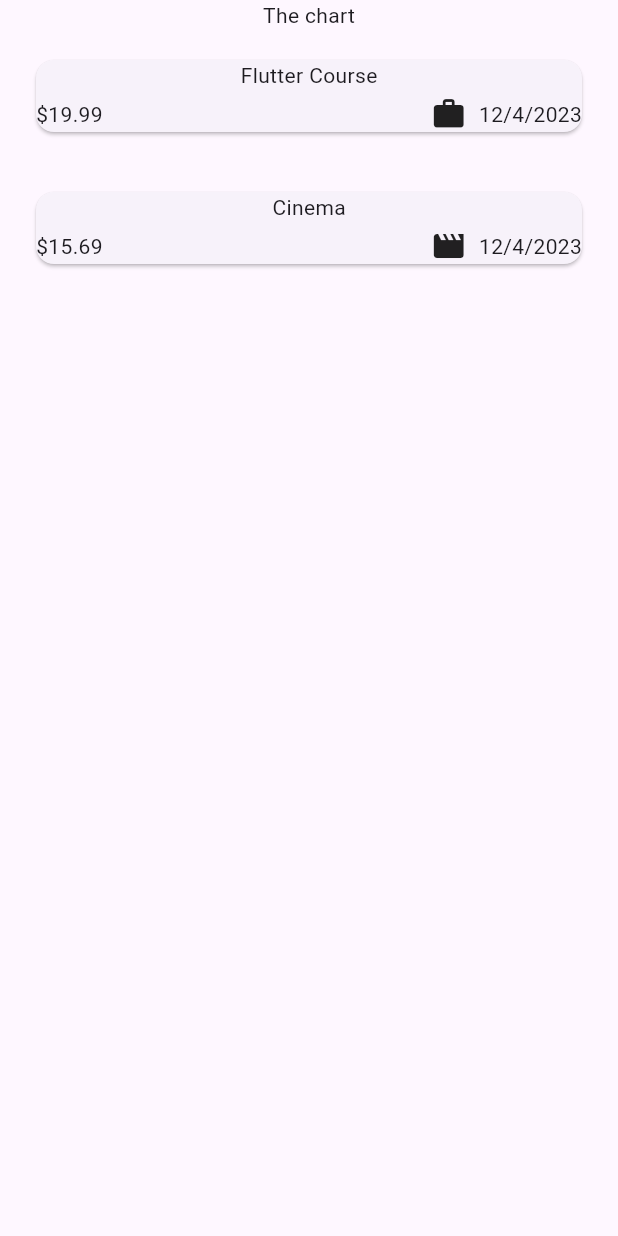
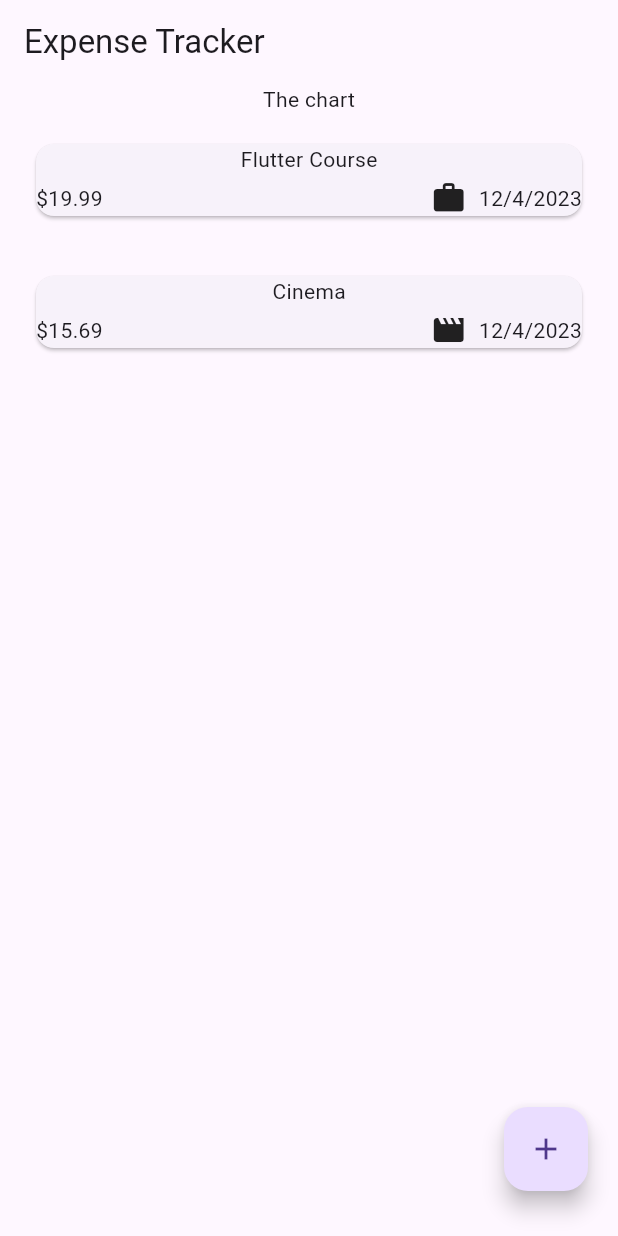
Before and after one commit to TanishqPokharia/ExpenseTracker, a Flutter app: the screen it shows after launch, on a phone screen of 412 x 824 dp. Run offline on Flutter 3.47's test engine with Material 3 defaults, Android fonts, the phone set to English and light mode, and no system bars.

Commit message:
Second Commit

```diff
--- a/lib/main.dart
+++ b/lib/main.dart
@@ -2,7 +2,9 @@ import 'package:expence_tracker/widgets/expenses.dart';
 import 'package:flutter/material.dart';
 
 void main() {
-  runApp(const MaterialApp(
-    home: Expenses(),
+  runApp(MaterialApp(
+    debugShowCheckedModeBanner: false,
+    theme: ThemeData(useMaterial3: true),
+    home: const Expenses(),
   ));
 }
--- a/lib/models/expense.dart
+++ b/lib/models/expense.dart
@@ -28,5 +28,6 @@ class Expense {
   final DateTime date;
   final Category category;
 
-  String get formattedDate => (formatter.format(date));
+  String get formattedDate => (formatter.format(
+      date)); //we defined a variable and assigned a function to determine its value at the same time using get and arrow operator
 }
--- a/lib/widgets/expenses.dart
+++ b/lib/widgets/expenses.dart
@@ -1,3 +1,4 @@
+import 'package:expence_tracker/widgets/new_expense.dart';
 import 'package:expence_tracker/widgets/expenses_list.dart';
 import 'package:expence_tracker/models/expense.dart';
 import 'package:flutter/material.dart';
@@ -24,12 +25,38 @@ class _ExpensesState extends State<Expenses> {
         date: DateTime.now(),
         category: Category.leisure)
   ];
+
+  void _openAddExpenseOverlay() {
+    showModalBottomSheet(
+        context: context,
+        builder: (ctx) =>
+            const NewExpense()); //we need context of modal bottom sheet not the expenses class so to prevent clash we name our context as ctx
+  }
+
   @override
   Widget build(BuildContext context) {
     return Scaffold(
+      appBar: AppBar(
+        title: const Text("Expense Tracker"),
+      ),
       body: Column(children: [
         const Text('The chart'),
-        Expanded(child: ExpensesList(expenses: _registeredExpenses))
+        Expanded(
+          child: ExpensesList(expenses: _registeredExpenses),
+        ),
+        const Spacer(),
+        Container(
+          margin: const EdgeInsets.symmetric(horizontal: 20, vertical: 30),
+          child: Row(
+            mainAxisAlignment: MainAxisAlignment.end,
+            children: [
+              FloatingActionButton(
+                onPressed: _openAddExpenseOverlay,
+                child: const Icon(Icons.add),
+              ),
+            ],
+          ),
+        )
       ]),
     );
   }
```
Also changed, not shown: lib/widgets/new_expense.dart (added, +45 -0 lines).
